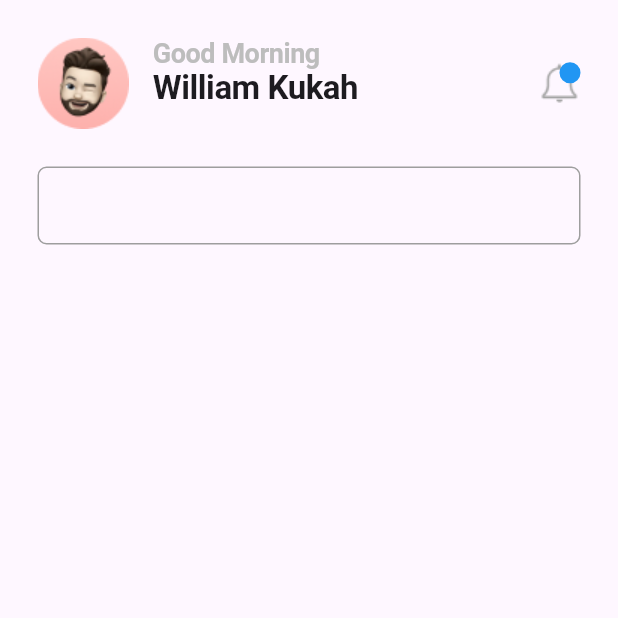
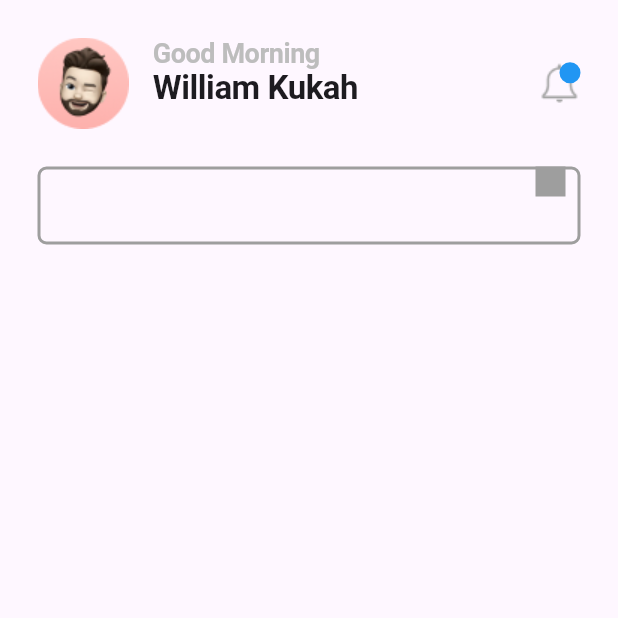
Before and after one commit to kofiwk/medicalbookingapp, a Flutter app: the SearchPage screen opened directly, on a phone screen of 412 x 824 dp, the top half of it. Run offline on Flutter 3.47's test engine with Material 3 defaults, Android fonts, the phone set to English and light mode, and no system bars.

Commit message:
Update search_page.dart

```diff
--- a/lib/pages/search_page.dart
+++ b/lib/pages/search_page.dart
@@ -114,6 +114,8 @@ class _SearchPageState extends State<SearchPage> {
                 ],
               ),
               const SizedBox(height: 25),
+              Stack(
+                children: [
                   Container(
                     padding: const EdgeInsets.symmetric(horizontal: 14, vertical: 10),
                     width: 384,
@@ -121,13 +123,23 @@ class _SearchPageState extends State<SearchPage> {
                     decoration: ShapeDecoration(
                       shape: RoundedRectangleBorder(
                         side: const BorderSide(
-                      width: 1,
+                          width: 2,
                           color: Colors.grey,
                         ),
                         borderRadius: BorderRadius.circular(6),
                       ),
                     ),
                   ),
+                  Positioned(
+                    right: 10,
+                    child: Container(
+                      height: 20,
+                      width: 20,
+                      color: Colors.grey,
+                    ),
+                  ),
+                ],
+              )
             ],
           ),
         ),
```
Lines whose indentation alone changed are shown as unchanged.
